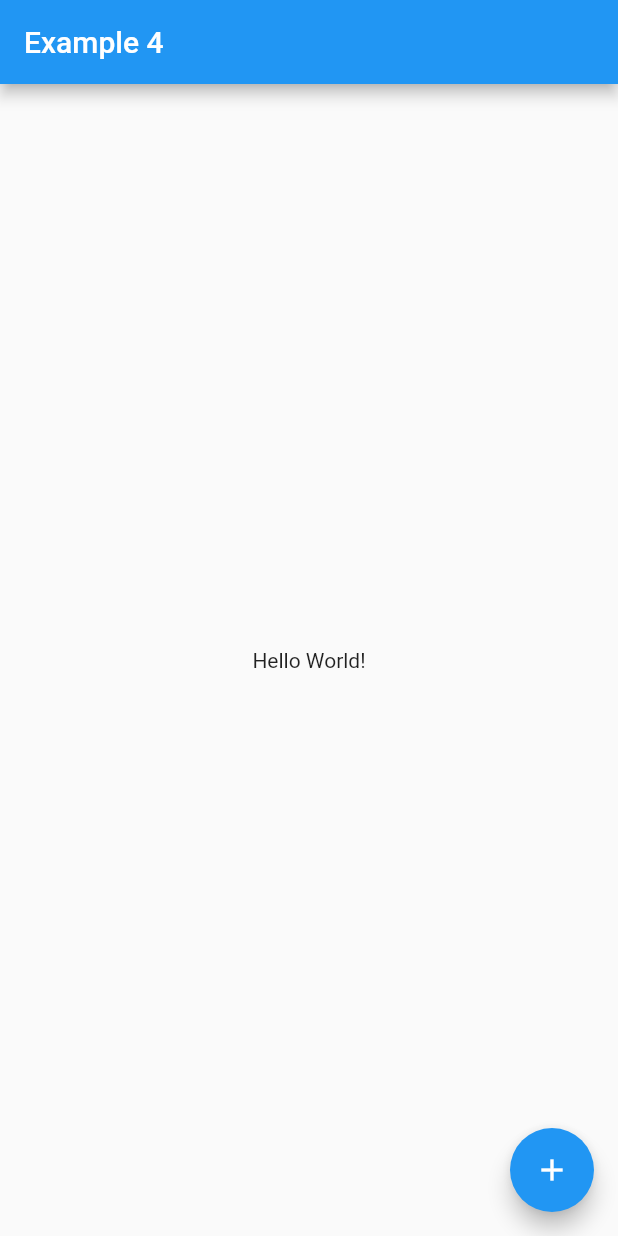
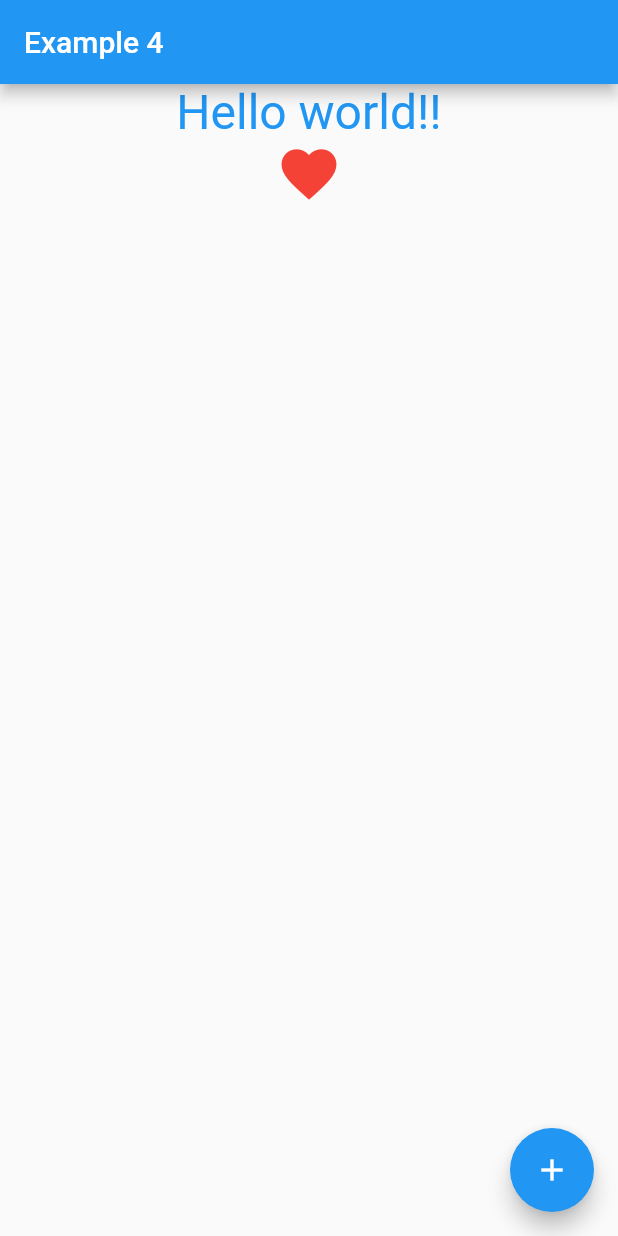
Before and after one commit to dastastech/comp2850, a Flutter app: the screen it shows after launch, after a tap on the "add" icon, on a phone screen of 412 x 824 dp. Run offline on Flutter 3.47's test engine with Material 2 defaults, Android fonts, the light colour scheme and no system bars.

Commit message:
Edit the Example 4 project.

```diff
--- a/example04/example04/lib/main.dart
+++ b/example04/example04/lib/main.dart
@@ -10,11 +10,28 @@ void main() {
           ),
         ),
         body: const Center(
-          child: Text('Hello World!'),
+          child: Column(
+            children: <Widget>[
+              Text(
+                'Hello world!!',
+                style: TextStyle(
+                  color: Colors.blue,
+                  fontSize: 32,
+                ),
+              ),
+              Icon(
+                Icons.favorite,
+                color: Colors.red,
+                size: 44,
+              ),
+            ],
+          ),
         ),
         floatingActionButton: FloatingActionButton(
           child: const Icon(Icons.add),
-          onPressed: () {},
+          onPressed: () {
+            print('Clicked');
+          },
         ),
       ),
     ),
```
